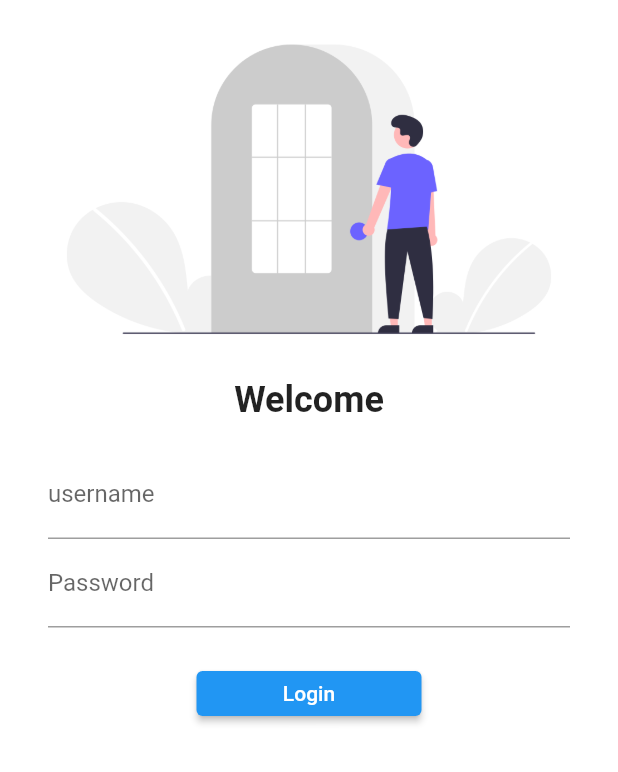
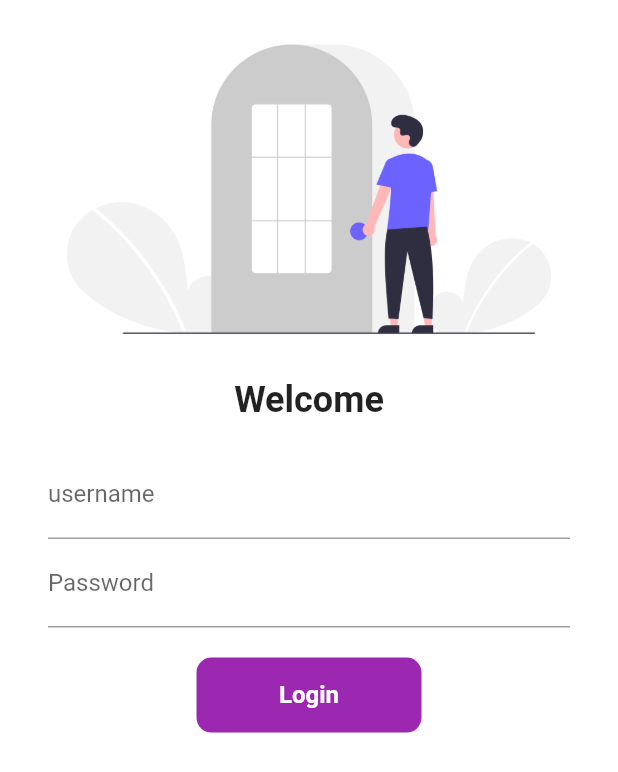
Before and after one commit to Hbilalkhan22/Flutter8_hour_course_Hbilalkhan22, a Flutter app: the screen it shows after launch, on a phone screen of 412 x 824 dp. Shown: the top 772 px of the screen. Run offline on Flutter 3.47's test engine with Material 2 defaults, Android fonts, the phone set to English and light mode, and no system bars; our stand-ins replace google_fonts.

Commit message:
flutter basic completed

```diff
--- a/lib/screens/login_page.dart
+++ b/lib/screens/login_page.dart
@@ -3,8 +3,16 @@ import 'dart:ui';
 import 'package:flutter/material.dart';
 import 'package:untitled/screens/utils/routes/Myroutes.dart';
 
-class LoginPage extends StatelessWidget {
+class LoginPage extends StatefulWidget {
   const LoginPage({Key? key}) : super(key: key);
+
+  @override
+  State<LoginPage> createState() => _LoginPageState();
+}
+
+class _LoginPageState extends State<LoginPage> {
+  String name = "";
+  bool changeButton = false;
 
   @override
   Widget build(BuildContext context) {
@@ -43,13 +51,45 @@ class LoginPage extends StatelessWidget {
                 SizedBox(
                   height: 20,
                 ),
-                ElevatedButton(
-                  onPressed: () {
-                   Navigator.pushNamed(context, MyRoutes.homeRoute);
+                InkWell(
+                  onTap: () async {
+                    setState(() {
+                      changeButton = true;
+                    });
+                    await Future.delayed(Duration(seconds: 1));
+                    Navigator.pushNamed(context, MyRoutes.homeRoute);
                   },
-                  child: Text('Login'),
-                  style: TextButton.styleFrom(minimumSize: Size(150,30)),
-                )
+                  child: AnimatedContainer(
+                    height: 50,
+                    width: changeButton ? 50 : 150,
+                    alignment: Alignment.center,
+                    child: changeButton
+                        ? Icon(Icons.done,color: Colors.white,)
+                        : Text(
+                            'Login',
+                            style: TextStyle(
+                              fontWeight: FontWeight.bold,
+                              color: Colors.white,
+                              fontSize: 16,
+                            ),
+                          ),
+                    decoration: BoxDecoration(
+                      color: Colors.purple,
+                      // shape:
+                      //     changeButton ? BoxShape.circle : BoxShape.rectangle,
+                      borderRadius:
+                          BorderRadius.circular(changeButton ? 50 : 10),
+                    ),
+                    duration: Duration(seconds: 1),
+                  ),
+                ),
+                // ElevatedButton(
+                //   onPressed: () {
+                //    Navigator.pushNamed(context, MyRoutes.homeRoute);
+                //   },
+                //   child: Text('Login'),
+                //   style: TextButton.styleFrom(minimumSize: Size(150,30)),
+                // )
               ],
             ),
           ),
```
